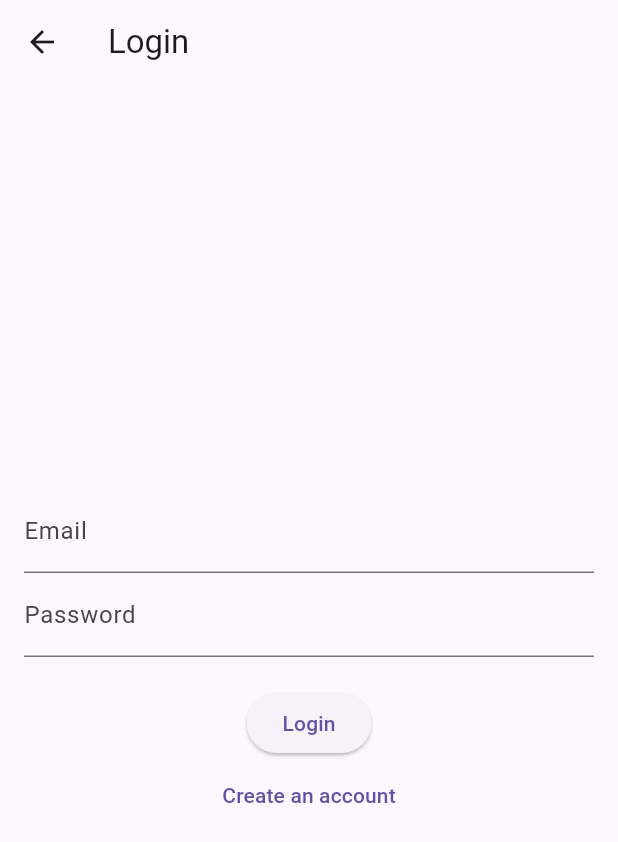
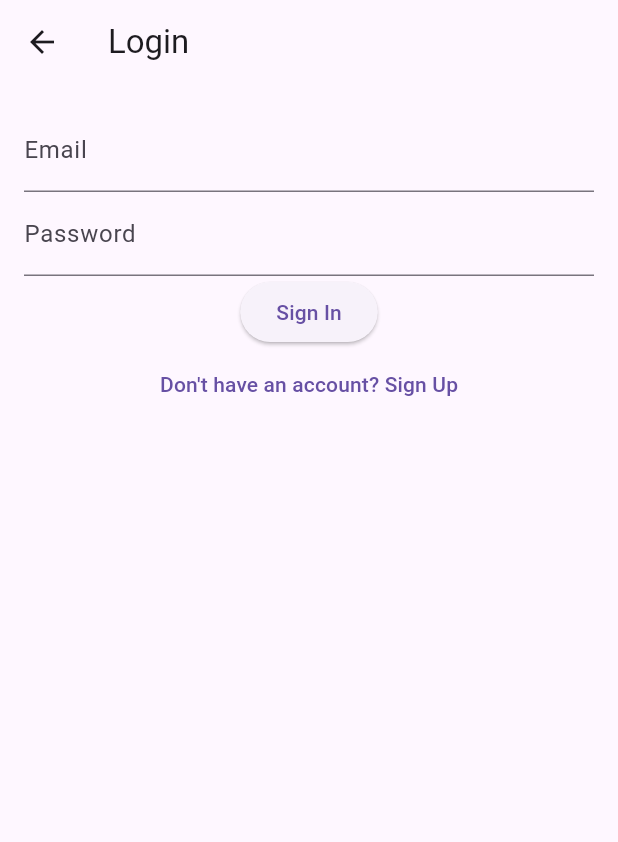
Before and after one commit to Aagash21/image-upload, a Flutter app: the screen it shows after launch, after a tap on "Sign In", on a phone screen of 412 x 824 dp. Shown: the top 842 px of the screen. Run offline on Flutter 3.47's test engine with Material 3 defaults, Android fonts, the light colour scheme and no system bars; our stand-ins replace firebase_auth, firebase_core, firebase_storage, image_picker; accounts and stored records are empty; network calls fail.

Commit message:
firebase authentication 3

```diff
--- a/lib/login_screen.dart
+++ b/lib/login_screen.dart
@@ -1,8 +1,6 @@
-// login_screen.dart
 import 'package:flutter/material.dart';
 import 'package:firebase_auth/firebase_auth.dart';
-import 'signup_screen.dart';
-import 'home_screen.dart';
+import 'signup_screen.dart'; // Import your signup screen
 
 class LoginScreen extends StatefulWidget {
   @override
@@ -10,25 +8,21 @@ class LoginScreen extends StatefulWidget {
 }
 
 class _LoginScreenState extends State<LoginScreen> {
-  final _emailController = TextEditingController();
-  final _passwordController = TextEditingController();
-  final _auth = FirebaseAuth.instance;
+  final FirebaseAuth _auth = FirebaseAuth.instance;
+  final TextEditingController _emailController = TextEditingController();
+  final TextEditingController _passwordController = TextEditingController();
 
-  Future<void> _login() async {
+  void _signIn() async {
     try {
       await _auth.signInWithEmailAndPassword(
-        email: _emailController.text.trim(),
-        password: _passwordController.text.trim(),
+        email: _emailController.text,
+        password: _passwordController.text,
       );
-      Navigator.of(context).pushReplacement(
-        MaterialPageRoute(builder: (context) => HomeScreen()),
-      );
+      // Navigate to home screen (you need to create it)
+      Navigator.pushReplacementNamed(context, '/home');
     } catch (e) {
-      print("Login Error: $e");
-      // Navigate to SignUp if login fails
-      Navigator.of(context).push(
-        MaterialPageRoute(builder: (context) => SignUpScreen()),
-      );
+      // Handle error (show error message)
+      ScaffoldMessenger.of(context).showSnackBar(SnackBar(content: Text('Error: ${e.toString()}')));
     }
   }
 
@@ -39,8 +33,7 @@ class _LoginScreenState extends State<LoginScreen> {
       body: Padding(
         padding: EdgeInsets.all(16.0),
         child: Column(
-          mainAxisAlignment: MainAxisAlignment.center,
-          children: [
+          children: <Widget>[
             TextField(
               controller: _emailController,
               decoration: InputDecoration(labelText: 'Email'),
@@ -50,18 +43,12 @@ class _LoginScreenState extends State<LoginScreen> {
               decoration: InputDecoration(labelText: 'Password'),
               obscureText: true,
             ),
-            SizedBox(height: 20),
-            ElevatedButton(
-              onPressed: _login,
-              child: Text('Login'),
-            ),
+            ElevatedButton(onPressed: _signIn, child: Text('Sign In')),
             TextButton(
               onPressed: () {
-                Navigator.of(context).push(
-                  MaterialPageRoute(builder: (context) => SignUpScreen()),
-                );
+                Navigator.push(context, MaterialPageRoute(builder: (context) => SignUpScreen()));
               },
-              child: Text('Create an account'),
+              child: Text('Don\'t have an account? Sign Up'),
             ),
           ],
         ),
--- a/lib/main.dart
+++ b/lib/main.dart
@@ -1,15 +1,13 @@
 import 'package:flutter/material.dart';
 import 'package:firebase_core/firebase_core.dart';
-import 'firebase_options.dart'; // This is automatically generated when you configure Firebase
-import 'login_screen.dart';
-import 'signup_screen.dart';
-import 'home_screen.dart';
+import 'firebase_options.dart'; // Ensure this is generated properly
+import 'login_screen.dart'; // Adjust as per your files
+import 'signup_screen.dart'; // Adjust as per your files
+import 'home_screen.dart'; // Adjust as per your files
 
 void main() async {
   WidgetsFlutterBinding.ensureInitialized();
-  await Firebase.initializeApp(
-    options: DefaultFirebaseOptions.currentPlatform, // Make sure this is set up correctly
-  );
+  await Firebase.initializeApp(options: DefaultFirebaseOptions.currentPlatform); // Make sure you have this line if using Firebase
   runApp(MyApp());
 }
 
@@ -17,9 +15,15 @@ class MyApp extends StatelessWidget {
   @override
   Widget build(BuildContext context) {
     return MaterialApp(
-      title: 'Flutter Firebase Auth',
+      title: 'New Image Upload App',
       theme: ThemeData(primarySwatch: Colors.blue),
-      home: MainScreen(),
+      initialRoute: '/',
+      routes: {
+        '/': (context) => MainScreen(), // Define your MainScreen widget here
+        '/login': (context) => LoginScreen(),
+        '/signup': (context) => SignUpScreen(),
+        '/home': (context) => HomeScreen(),
+      },
     );
   }
 }
@@ -32,23 +36,16 @@ class MainScreen extends StatelessWidget {
       body: Center(
         child: Column(
           mainAxisAlignment: MainAxisAlignment.center,
-          children: [
+          children: <Widget>[
             ElevatedButton(
               onPressed: () {
-                Navigator.push(
-                  context,
-                  MaterialPageRoute(builder: (context) => LoginScreen()),
-                );
+                Navigator.pushNamed(context, '/login'); // Navigate to login
               },
               child: Text('Sign In'),
             ),
-            SizedBox(height: 20),
             ElevatedButton(
               onPressed: () {
-                Navigator.push(
-                  context,
-                  MaterialPageRoute(builder: (context) => SignUpScreen()),
-                );
+                Navigator.pushNamed(context, '/signup'); // Navigate to signup
               },
               child: Text('Sign Up'),
             ),
```
Also changed, not shown: lib/home_screen.dart (+9 -51 lines), lib/signup_screen.dart (renamed from lib/sign_up_screen.dart, +12 -19 lines), lib/upload_image_screen.dart (deleted, +0 -65 lines), firebase.json (added), lib/firebase_options.dart (added), 2 other files.
